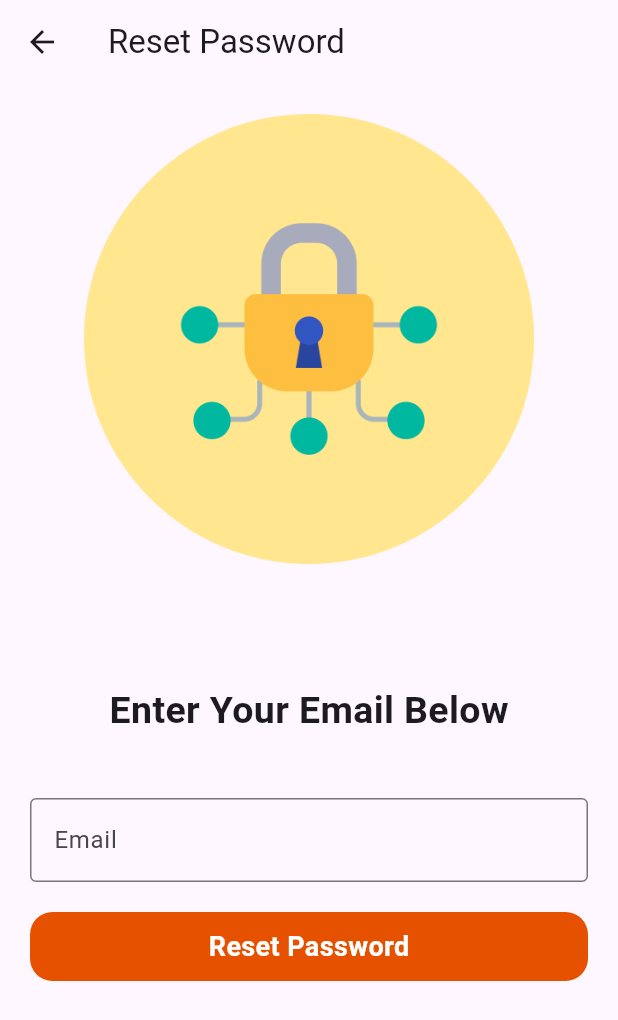
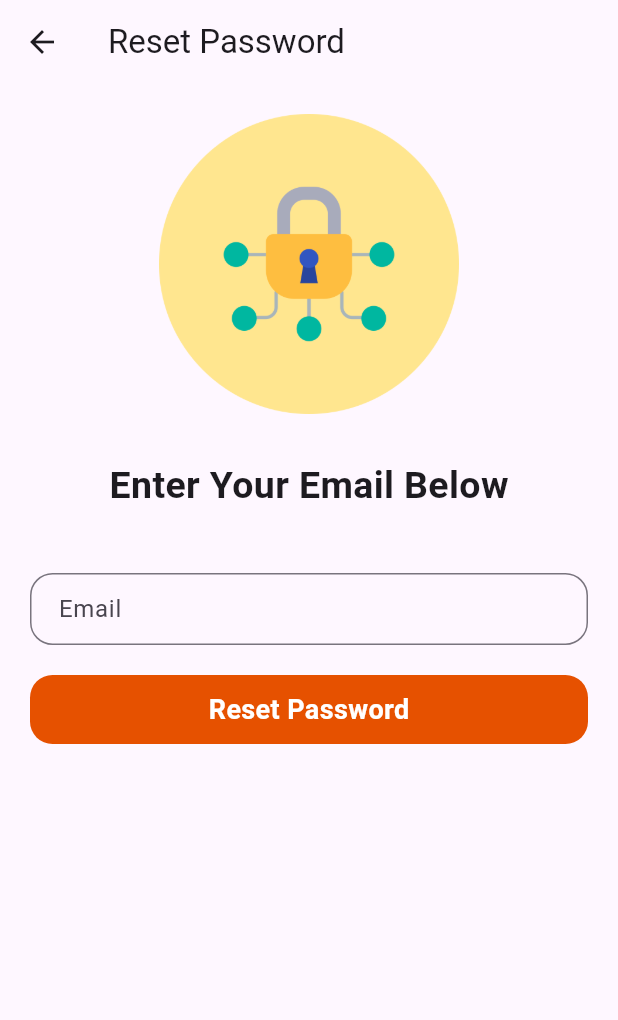
Before and after one commit to TechPyllars2024/AutoCareCarOwners, a Flutter app: the ForgotPasswordScreen screen opened directly, on a phone screen of 412 x 824 dp. Shown: the top 1020 px of the screen. Run offline on Flutter 3.47's test engine with Material 3 defaults, Android fonts, the phone set to English and light mode, and no system bars; drawn by our look-alikes of flutter_animate; our stand-ins replace carousel_slider, cloud_firestore, curved_navigation_bar, firebase_auth, firebase_core, firebase_storage and 5 more; missing offline and left inert: flutter_pannable_rating_bar; accounts and stored records are empty.

Commit message:
update: login/signin forget password

```diff
--- a/lib/Authentication/screens/forgotPassword.dart
+++ b/lib/Authentication/screens/forgotPassword.dart
@@ -82,11 +82,11 @@ class _ForgotPasswordState extends State<ForgotPasswordScreen> {
             children: [
               Image.asset(
                 'lib/Authentication/assets/images/forgotpassword.png',
-                width: 300,
-                height: 300,
+                width: 200,
+                height: 200,
               ).animate().fadeIn(duration: const Duration(seconds: 1)),
 
-              const SizedBox(height: 80),
+              const SizedBox(height: 30),
 
               const Row(
                 mainAxisAlignment: MainAxisAlignment.center,
@@ -106,7 +106,10 @@ class _ForgotPasswordState extends State<ForgotPasswordScreen> {
                 textInputAction: TextInputAction.done,
                 decoration: const InputDecoration(
                   labelText: 'Email',
-                  border: OutlineInputBorder(),
+                  border: OutlineInputBorder(
+                    borderRadius: BorderRadius.all(Radius.circular(15.0)),
+                  ),
+                  contentPadding: EdgeInsets.symmetric(vertical: 12.0, horizontal: 15.0),
                 ),
                 keyboardType: TextInputType.emailAddress,
                 validator: (value) {
```
